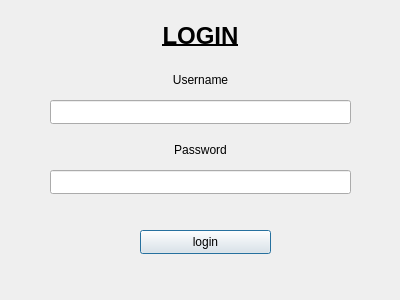
This is The-Fridge/login.ui in AbeArtus/SWE-Project-1 as Qt 5 draws it before an edit. The edited form follows.
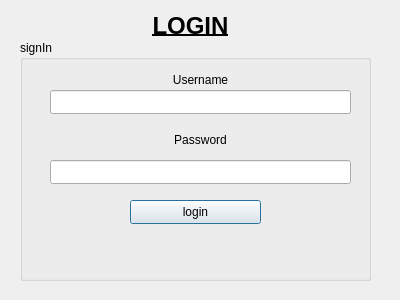
This is the edited form.

Commit message:
Login is now working does not pass user
TODO: pass userinfo

Patch:
```diff
--- a/The-Fridge/login.ui
+++ b/The-Fridge/login.ui
@@ -13,63 +13,11 @@
   <property name="windowTitle">
    <string>Dialog</string>
   </property>
-  <widget class="QLineEdit" name="Pss_lnEdt">
-   <property name="geometry">
-    <rect>
-     <x>50</x>
-     <y>170</y>
-     <width>301</width>
-     <height>24</height>
-    </rect>
-   </property>
-  </widget>
-  <widget class="QLineEdit" name="usr_lnEdt">
-   <property name="geometry">
-    <rect>
-     <x>50</x>
-     <y>100</y>
-     <width>301</width>
-     <height>24</height>
-    </rect>
-   </property>
-  </widget>
-  <widget class="QLabel" name="passwordLabel">
-   <property name="geometry">
-    <rect>
-     <x>50</x>
-     <y>140</y>
-     <width>301</width>
-     <height>20</height>
-    </rect>
-   </property>
-   <property name="text">
-    <string>Password</string>
-   </property>
-   <property name="alignment">
-    <set>Qt::AlignCenter</set>
-   </property>
-  </widget>
-  <widget class="QLabel" name="UsrLabel">
-   <property name="geometry">
-    <rect>
-     <x>50</x>
-     <y>70</y>
-     <width>301</width>
-     <height>20</height>
-    </rect>
-   </property>
-   <property name="text">
-    <string>Username</string>
-   </property>
-   <property name="alignment">
-    <set>Qt::AlignCenter</set>
-   </property>
-  </widget>
   <widget class="QLabel" name="LoginLabel">
    <property name="geometry">
     <rect>
-     <x>20</x>
-     <y>20</y>
+     <x>10</x>
+     <y>10</y>
      <width>361</width>
      <height>31</height>
     </rect>
@@ -88,31 +36,96 @@
     <set>Qt::AlignCenter</set>
    </property>
   </widget>
-  <widget class="QLabel" name="label">
+  <widget class="QGroupBox" name="groupBox">
    <property name="geometry">
     <rect>
-     <x>48</x>
-     <y>200</y>
-     <width>301</width>
-     <height>20</height>
+     <x>20</x>
+     <y>40</y>
+     <width>351</width>
+     <height>241</height>
     </rect>
    </property>
-   <property name="text">
-    <string/>
+   <property name="title">
+    <string>signIn</string>
    </property>
-  </widget>
-  <widget class="QPushButton" name="pushButton">
-   <property name="geometry">
-    <rect>
-     <x>140</x>
-     <y>230</y>
-     <width>131</width>
-     <height>24</height>
-    </rect>
-   </property>
-   <property name="text">
-    <string>login</string>
-   </property>
+   <widget class="QLineEdit" name="usr_lnEdt">
+    <property name="geometry">
+     <rect>
+      <x>30</x>
+      <y>50</y>
+      <width>301</width>
+      <height>24</height>
+     </rect>
+    </property>
+   </widget>
+   <widget class="QLabel" name="UsrLabel">
+    <property name="geometry">
+     <rect>
+      <x>30</x>
+      <y>30</y>
+      <width>301</width>
+      <height>20</height>
+     </rect>
+    </property>
+    <property name="text">
+     <string>Username</string>
+    </property>
+    <property name="alignment">
+     <set>Qt::AlignCenter</set>
+    </property>
+   </widget>
+   <widget class="QLabel" name="passwordLabel">
+    <property name="geometry">
+     <rect>
+      <x>30</x>
+      <y>90</y>
+      <width>301</width>
+      <height>20</height>
+     </rect>
+    </property>
+    <property name="text">
+     <string>Password</string>
+    </property>
+    <property name="alignment">
+     <set>Qt::AlignCenter</set>
+    </property>
+   </widget>
+   <widget class="QLineEdit" name="Pss_lnEdt">
+    <property name="geometry">
+     <rect>
+      <x>30</x>
+      <y>120</y>
+      <width>301</width>
+      <height>24</height>
+     </rect>
+    </property>
+   </widget>
+   <widget class="QPushButton" name="loginButton">
+    <property name="geometry">
+     <rect>
+      <x>110</x>
+      <y>160</y>
+      <width>131</width>
+      <height>24</height>
+     </rect>
+    </property>
+    <property name="text">
+     <string>login</string>
+    </property>
+   </widget>
+   <widget class="QLabel" name="loginHelp">
+    <property name="geometry">
+     <rect>
+      <x>70</x>
+      <y>210</y>
+      <width>211</width>
+      <height>16</height>
+     </rect>
+    </property>
+    <property name="text">
+     <string/>
+    </property>
+   </widget>
   </widget>
  </widget>
  <resources/>
```
The commit also changes 2 other files.
